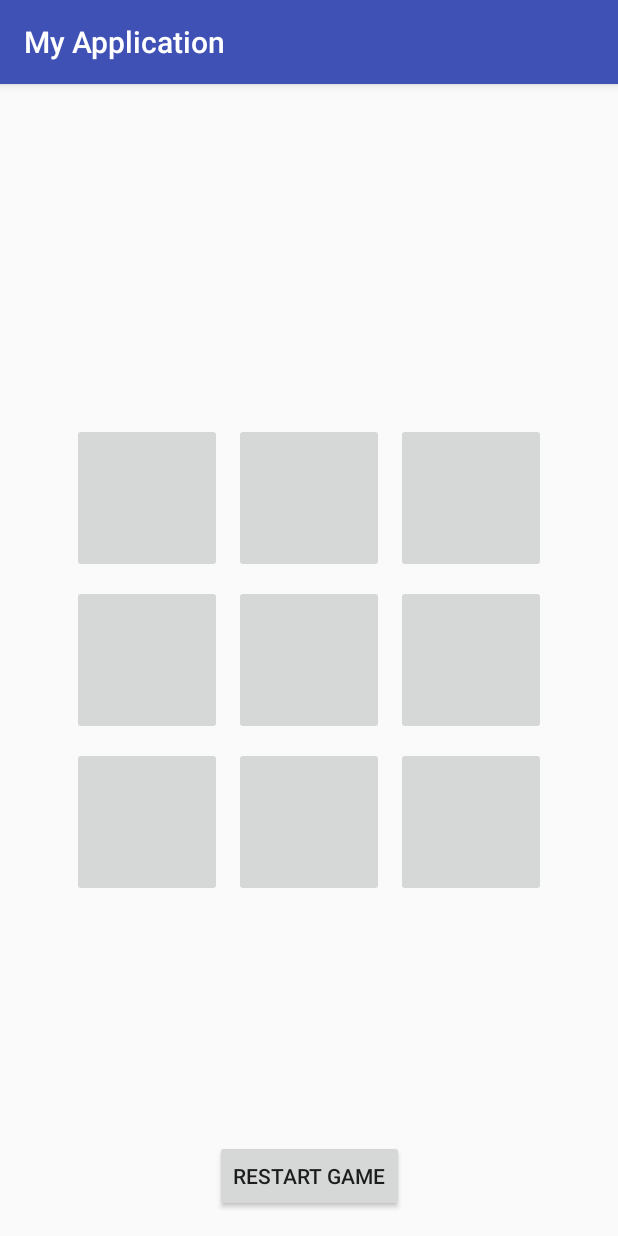
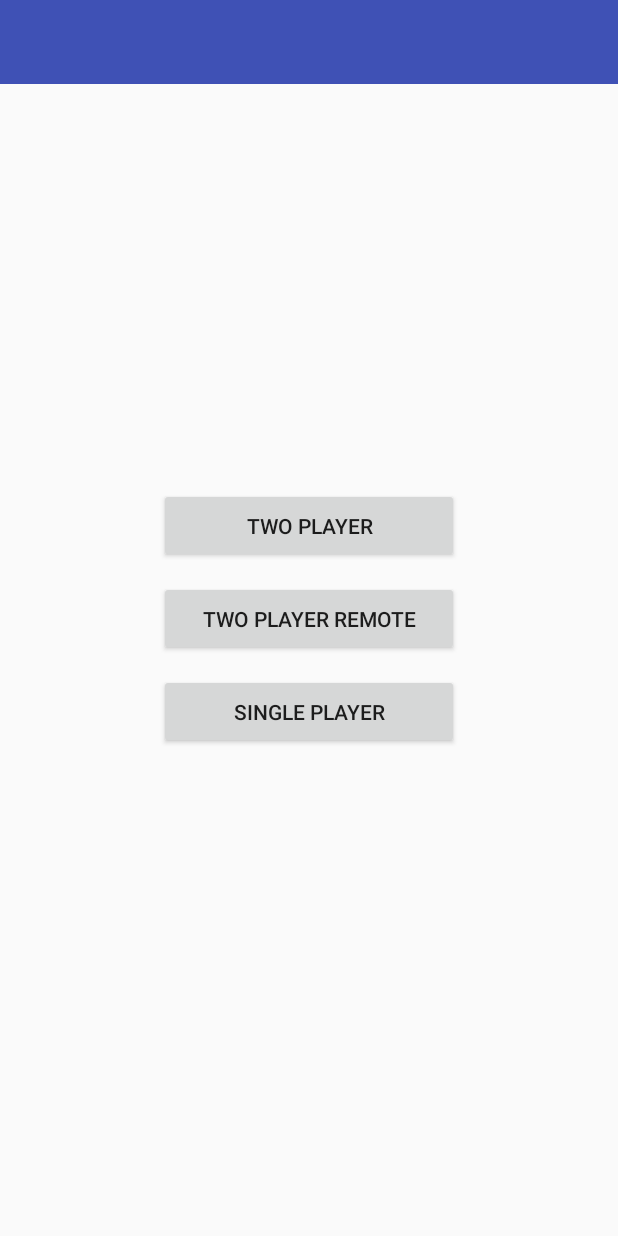
Before and after one commit to kartikk/TicTacToe, an Android app: the screen it shows after launch (GameActivity before the commit, ModeSelectActivity after it), on a phone screen of 412 x 824 dp. Run offline under Robolectric (Android 15) with nearby library versions, the phone set to English and light mode, and no system bars; our stand-ins replace data binding; 1 statement that could not run was skipped.

Commit message:
Added mode select page

```diff
--- a/app/src/main/AndroidManifest.xml
+++ b/app/src/main/AndroidManifest.xml
@@ -10,9 +10,10 @@
         android:supportsRtl="true"
         android:theme="@style/AppTheme">
         <activity android:name=".GameActivity">
+        </activity>
+        <activity android:name=".ModeSelectActivity">
             <intent-filter>
                 <action android:name="android.intent.action.MAIN" />
-
                 <category android:name="android.intent.category.LAUNCHER" />
             </intent-filter>
         </activity>
--- /dev/null
+++ b/app/src/main/java/com/kartikk/tictactoe/ModeSelectActivity.java
@@ -0,0 +1,32 @@
+package com.kartikk.tictactoe;
+
+import android.content.Context;
+import android.content.Intent;
+import android.databinding.DataBindingUtil;
+import android.os.Bundle;
+import android.support.v7.app.AppCompatActivity;
+import android.support.v7.widget.Toolbar;
+import android.view.View;
+
+import com.kartikk.tictactoe.databinding.ActivitySelectModeBinding;
+import com.kartikk.tictactoe.util.Constants;
+
+public class ModeSelectActivity extends AppCompatActivity {
+
+    ActivitySelectModeBinding binding;
+    Context context;
+
+    @Override
+    protected void onCreate(Bundle savedInstanceState) {
+        super.onCreate(savedInstanceState);
+        binding = DataBindingUtil.setContentView(this, R.layout.activity_select_mode);
+        setSupportActionBar((Toolbar) binding.toolbar);
+        context = this;
+    }
+
+    public void modeButtonClicked(View v) {
+        Intent intent = new Intent(this, GameActivity.class);
+        intent.putExtra(Constants.MODE_EXTRA_ID, Integer.parseInt(v.getTag().toString()));
+        context.startActivity(intent);
+    }
+}
--- /dev/null
+++ b/app/src/main/java/com/kartikk/tictactoe/util/Constants.java
@@ -0,0 +1,5 @@
+package com.kartikk.tictactoe.util;
+
+public class Constants {
+    public static String MODE_EXTRA_ID = "mode";
+}
--- /dev/null
+++ b/app/src/main/res/layout/activity_select_mode.xml
@@ -0,0 +1,57 @@
+<?xml version="1.0" encoding="utf-8"?>
+<layout xmlns:android="http://schemas.android.com/apk/res/android"
+    xmlns:app="http://schemas.android.com/apk/res-auto"
+    xmlns:tools="http://schemas.android.com/tools">
+
+    <android.support.constraint.ConstraintLayout
+        android:layout_width="match_parent"
+        android:layout_height="match_parent"
+        tools:context=".ModeSelectActivity">
+
+        <include
+            android:id="@+id/toolbar"
+            layout="@layout/toolbar_main"
+            android:layout_width="match_parent"
+            android:layout_height="wrap_content"
+            app:layout_constraintTop_toTopOf="parent" />
+
+        <Button
+            android:id="@+id/twoPlayerButton"
+            android:layout_width="@dimen/mode_button_width"
+            android:layout_height="@dimen/mode_button_height"
+            android:layout_marginBottom="12dp"
+            android:onClick="modeButtonClicked"
+            android:tag="0"
+            android:text="@string/two_player_button"
+            app:layout_constraintBottom_toTopOf="@+id/twoPlayerRemoteButton"
+            app:layout_constraintEnd_toEndOf="parent"
+            app:layout_constraintHorizontal_bias="0.5"
+            app:layout_constraintStart_toStartOf="parent" />
+
+        <Button
+            android:id="@+id/twoPlayerRemoteButton"
+            android:layout_width="@dimen/mode_button_width"
+            android:layout_height="@dimen/mode_button_height"
+            android:onClick="modeButtonClicked"
+            android:tag="1"
+            android:text="@string/two_player_remote_button"
+            app:layout_constraintBottom_toBottomOf="parent"
+            app:layout_constraintEnd_toEndOf="parent"
+            app:layout_constraintHorizontal_bias="0.5"
+            app:layout_constraintStart_toStartOf="parent"
+            app:layout_constraintTop_toTopOf="parent" />
+
+        <Button
+            android:id="@+id/singlePlayerButton"
+            android:layout_width="@dimen/mode_button_width"
+            android:layout_height="@dimen/mode_button_height"
+            android:layout_marginTop="12dp"
+            android:onClick="modeButtonClicked"
+            android:tag="2"
+            android:text="@string/single_player_button"
+            app:layout_constraintEnd_toEndOf="parent"
+            app:layout_constraintHorizontal_bias="0.5"
+            app:layout_constraintStart_toStartOf="parent"
+            app:layout_constraintTop_toBottomOf="@+id/twoPlayerRemoteButton" />
+    </android.support.constraint.ConstraintLayout>
+</layout>
--- /dev/null
+++ b/app/src/main/res/layout/toolbar_main.xml
@@ -0,0 +1,9 @@
+<?xml version="1.0" encoding="utf-8"?>
+<android.support.v7.widget.Toolbar xmlns:android="http://schemas.android.com/apk/res/android"
+    xmlns:app="http://schemas.android.com/apk/res-auto"
+    android:layout_width="match_parent"
+    android:layout_height="wrap_content"
+    android:theme="@style/ToolbarTheme"
+    android:background="?attr/colorPrimary"
+    android:minHeight="?attr/actionBarSize"
+    app:titleTextColor="@android:color/white"/>
--- a/app/src/main/res/values/dimens.xml
+++ b/app/src/main/res/values/dimens.xml
@@ -2,4 +2,6 @@
 <resources>
     <dimen name="button_size">100dp</dimen>
     <dimen name="drawable_size">75dp</dimen>
+    <dimen name="mode_button_width">200dp</dimen>
+    <dimen name="mode_button_height">50dp</dimen>
 </resources>
--- a/app/src/main/res/values/strings.xml
+++ b/app/src/main/res/values/strings.xml
@@ -1,5 +1,5 @@
 <resources>
-    <string name="app_name">My Application</string>
+    <string name="app_name">Tic Tac Toe</string>
     <string name="restart_b_tex">Restart Game</string>
     <string name="start_tv">Start!!</string>
     <string name="x_win_tv">X has won the game!!</string>
@@ -8,4 +8,7 @@
     <string name="x_turn">X\'s turn</string>
     <string name="o_turn">O\'s turn</string>
     <string name="wrong_move">Wrong move!</string>
+    <string name="two_player_button">Two Player</string>
+    <string name="single_player_button">Single Player</string>
+    <string name="two_player_remote_button">Two Player Remote</string>
 </resources>
--- a/app/src/main/res/values/styles.xml
+++ b/app/src/main/res/values/styles.xml
@@ -1,11 +1,17 @@
 <resources>
 
     <!-- Base application theme. -->
-    <style name="AppTheme" parent="Theme.AppCompat.Light.DarkActionBar">
+    <style name="AppTheme" parent="Theme.AppCompat.Light.NoActionBar">
         <!-- Customize your theme here. -->
         <item name="colorPrimary">@color/colorPrimary</item>
         <item name="colorPrimaryDark">@color/colorPrimaryDark</item>
         <item name="colorAccent">@color/colorAccent</item>
     </style>
 
+
+    <style name="ToolbarTheme" parent="@style/ThemeOverlay.AppCompat.Dark.ActionBar">
+    <!-- android:textColorPrimary is the color of the title text in the Toolbar  -->
+        <item name="android:textColorPrimary">@android:color/white</item>
+    </style>
+
 </resources>
```
Also changed, not shown: app/src/main/java/com/kartikk/tictactoe/GameActivity.java (+12 -2 lines), app/src/main/java/com/kartikk/tictactoe/State.java (+15 -10 lines), app/src/main/res/layout/activity_game.xml (+8 -0 lines), 1 other file.
